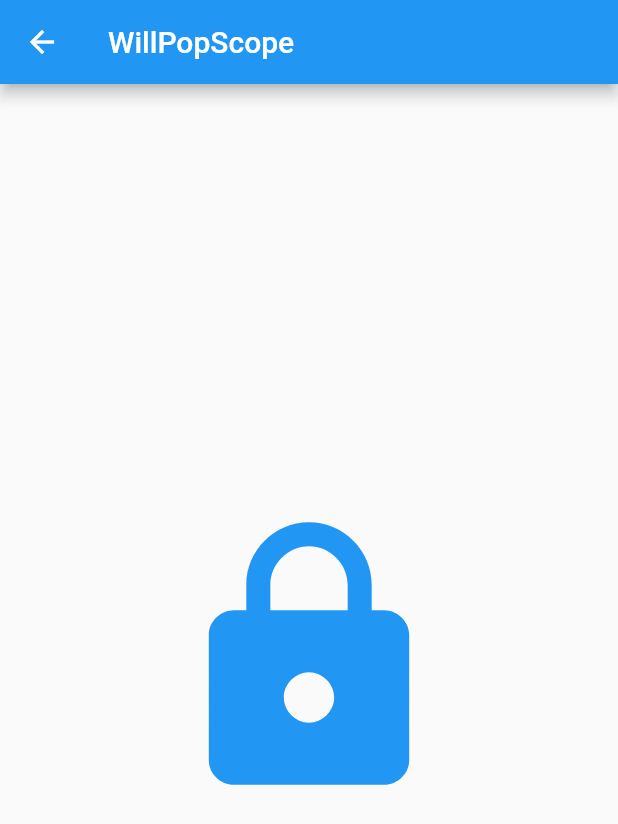
After one commit to laihaojie/flutter_learn, a Flutter app: the LearnWillPopScope screen opened directly, on a phone screen of 412 x 824 dp. The commit adds this screen. Shown: the top 824 px of the screen. Run offline on Flutter 3.47's test engine with Material 2 defaults, Android fonts, the phone set to English and light mode, and no system bars; our stand-ins replace get, getwidget.

Commit message:
chore: update

```diff
--- a/lib/pages/learn_page/learn_page.dart
+++ b/lib/pages/learn_page/learn_page.dart
@@ -5,6 +5,7 @@ import 'package:flutter_learn/pages/learn_page/learn_widget/learn_other_widget.d
 import 'package:flutter_learn/pages/learn_page/learn_widget/learn_grid_view.dart';
 import 'package:flutter_learn/pages/learn_page/learn_widget/learn_list_view.dart';
 import 'package:flutter_learn/pages/learn_page/learn_widget/learn_sliver_widget.dart';
+import 'package:flutter_learn/pages/learn_page/learn_widget/learn_will_pop_scope.dart';
 import 'package:get/get.dart';
 
 class LearnPage extends GetView<LearnController> {
@@ -41,6 +42,11 @@ class LearnPage extends GetView<LearnController> {
             subtitle: const Text('滚动组件'),
             onTap: () => Get.to(() => const LearnSliverWidget()),
           ),
+          ListTile(
+            title: const Text("WillPopScope"),
+            subtitle: const Text('禁用返回键'),
+            onTap: () => Get.to(() => const LearnWillPopScope()),
+          ),
         ],
       ),
     );
--- /dev/null
+++ b/lib/pages/learn_page/learn_widget/learn_will_pop_scope.dart
@@ -0,0 +1,51 @@
+import 'package:flutter/material.dart';
+
+class LearnWillPopScope extends StatefulWidget {
+  const LearnWillPopScope({super.key});
+
+  @override
+  State<LearnWillPopScope> createState() => _LearnWillPopScopeState();
+}
+
+class _LearnWillPopScopeState extends State<LearnWillPopScope> {
+  bool _locked = true;
+
+  @override
+  Widget build(BuildContext context) {
+    return Scaffold(
+      appBar: AppBar(
+        title: const Text('WillPopScope'),
+      ),
+      body: WillPopScope(
+        onWillPop: _locked
+            ? () async => await showDialog(
+                  context: context,
+                  builder: (context) => AlertDialog(
+                    title: const Text('提示'),
+                    content: const Text('确定要退出吗？'),
+                    actions: [
+                      TextButton(
+                        onPressed: () => Navigator.of(context).pop(false),
+                        child: const Text('取消'),
+                      ),
+                      TextButton(
+                        onPressed: () => Navigator.of(context).pop(true),
+                        child: const Text('确定'),
+                      ),
+                    ],
+                  ),
+                )
+            : null,
+        child: Center(
+          child: TextButton(
+            onPressed: () => setState(() => _locked = !_locked),
+            child: Icon(
+              _locked ? Icons.lock : Icons.lock_open,
+              size: 200,
+            ),
+          ),
+        ),
+      ),
+    );
+  }
+}
```
